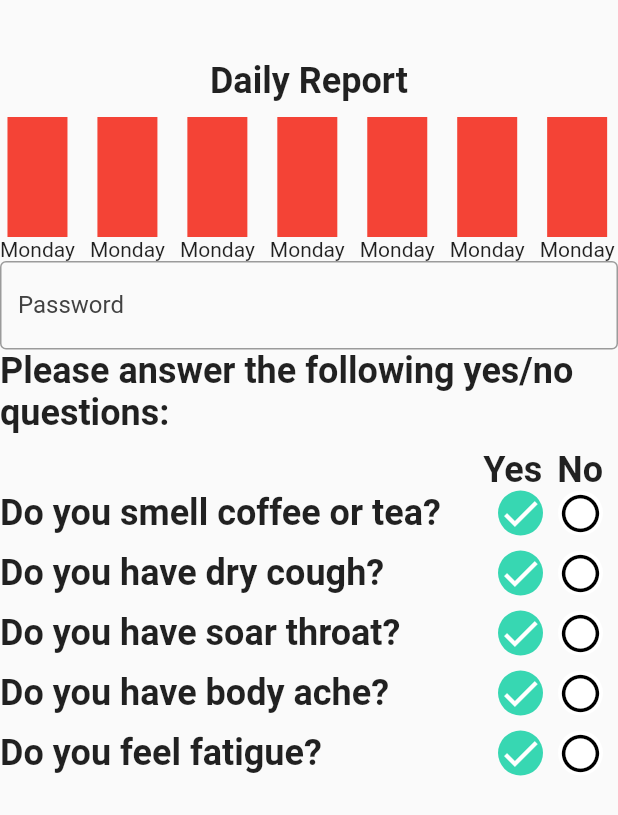
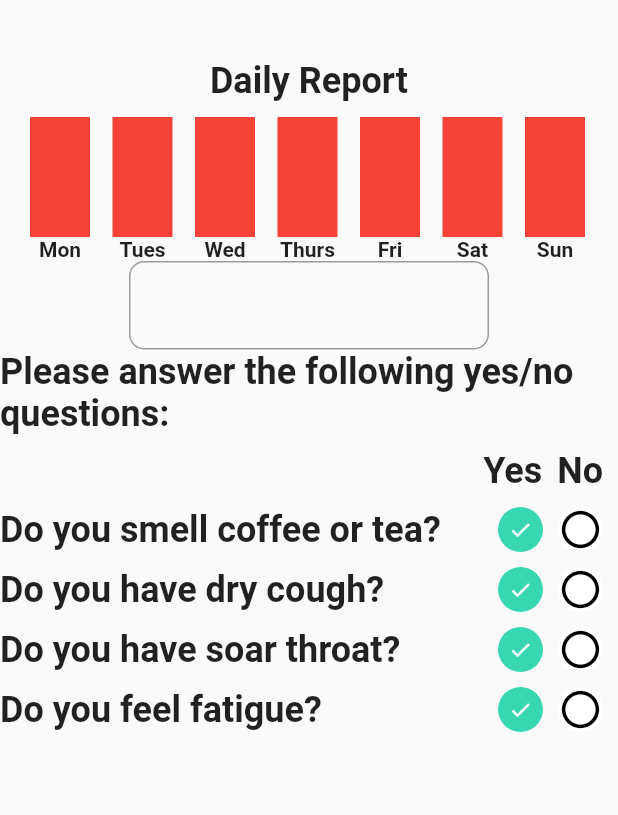
Before and after one commit to devenderbutani21/coronaVirusHomeChckup, a Flutter app: the screen it shows after launch, on a phone screen of 412 x 824 dp. Shown: the top 815 px of the screen. Run offline on Flutter 3.47's test engine with Material 2 defaults, Android fonts, the phone set to English and light mode, and no system bars.

Commit message:
Clean COde

```diff
--- a/lib/main.dart
+++ b/lib/main.dart
@@ -14,7 +14,7 @@ class MyApp extends StatelessWidget {
       title: 'Corona Virus Checkup',
       debugShowCheckedModeBanner: false,
       theme: ThemeData(
-        primarySwatch: Colors.blue,
+        // primarySwatch: Colors.red,
         visualDensity: VisualDensity.adaptivePlatformDensity,
       ),
       home: QuestionnaireScreen(),
--- a/lib/screens/questionnaire_screen.dart
+++ b/lib/screens/questionnaire_screen.dart
@@ -13,11 +13,28 @@ class QuestionnaireScreen extends StatefulWidget {
 class _QuestionnaireScreenState extends State<QuestionnaireScreen> {
   MediaQueryData mediaQuery;
 
+  var arr = [
+    'Do you smell coffee or tea?',
+    'Do you have dry cough?',
+    'Do you have soar throat?',
+    'Do you feel fatigue?'
+  ];
+
+  var days = [
+    'Mon',
+    'Tues',
+    'Wed',
+    'Thurs',
+    'Fri',
+    'Sat',
+    'Sun',
+  ];
+
   @override
   Widget build(BuildContext context) {
     return Scaffold(
-      resizeToAvoidBottomInset: false,
-      body: Column(
+      body: SingleChildScrollView(
+        child: Column(
           children: [
             SizedBox(
               height: 40,
@@ -28,34 +45,13 @@ class _QuestionnaireScreenState extends State<QuestionnaireScreen> {
             ),
             Row(
               children: [
-              GraphBarWidget(),
                 SizedBox(
-                width: 10,
+                  width: 20,
                 ),
-              GraphBarWidget(),
-              SizedBox(
-                width: 10,
-              ),
-              GraphBarWidget(),
-              SizedBox(
-                width: 10,
-              ),
-              GraphBarWidget(),
-              SizedBox(
-                width: 10,
-              ),
-              GraphBarWidget(),
-              SizedBox(
-                width: 10,
-              ),
-              GraphBarWidget(),
-              SizedBox(
-                width: 10,
-              ),
-              GraphBarWidget(),
+                for (var day in days) GraphBarWidget(day, true),
               ],
             ),
-          TextfieldWidget(2.0),
+            TextfieldWidget(0),
             TextWidget('Please answer the following yes/no questions:'),
             SizedBox(
               height: 10,
@@ -78,24 +74,12 @@ class _QuestionnaireScreenState extends State<QuestionnaireScreen> {
                 ),
               ],
             ),
-          QuestionYesNo('Do you smell coffee or tea?'),
             SizedBox(
               height: 10,
             ),
-          QuestionYesNo('Do you have dry cough?'),
-          SizedBox(
-            height: 10,
+            for (var ques in arr) QuestionYesNo(ques),
+          ],
         ),
-          QuestionYesNo('Do you have soar throat?'),
-          SizedBox(
-            height: 10,
-          ),
-          QuestionYesNo('Do you have body ache?'),
-          SizedBox(
-            height: 10,
-          ),
-          QuestionYesNo('Do you feel fatigue?'),
-        ],
       ),
     );
   }
--- a/lib/widgets/graphbar_widget.dart
+++ b/lib/widgets/graphbar_widget.dart
@@ -1,7 +1,11 @@
 import 'package:flutter/material.dart';
 
+class GraphBarWidget extends StatefulWidget {
+  String _text;
+  bool _tf;
 
-class GraphBarWidget extends StatefulWidget {
+  GraphBarWidget(this._text, this._tf);
+
   @override
   _GraphBarWidgetState createState() => _GraphBarWidgetState();
 }
@@ -9,14 +13,26 @@ class GraphBarWidget extends StatefulWidget {
 class _GraphBarWidgetState extends State<GraphBarWidget> {
   @override
   Widget build(BuildContext context) {
-    return Column(
+    return Row(
       children: [
-        Container(
-          height: 80,
-          width: 40,
-          color: Colors.red,
+        Column(
+          children: [
+            Container(
+              height: 80,
+              width: 40,
+              color: Colors.red,
+            ),
+            Text(
+              widget._text,
+              style: TextStyle(
+                fontWeight: FontWeight.bold,
+              ),
+            ),
+          ],
         ),
-        Text('Monday'),
+        SizedBox(
+          width: 15,
+        ),
       ],
     );
   }
--- a/lib/widgets/questionyesno_widget.dart
+++ b/lib/widgets/questionyesno_widget.dart
@@ -15,7 +15,9 @@ class QuestionYesNo extends StatefulWidget {
 class _QuestionYesNoState extends State<QuestionYesNo> {
   @override
   Widget build(BuildContext context) {
-    return Row(
+    return Column(
+      children: [
+        Row(
           children: <Widget>[
             Expanded(
               flex: 1,
@@ -30,6 +32,11 @@ class _QuestionYesNoState extends State<QuestionYesNo> {
               width: 10,
             ),
           ],
+        ),
+        SizedBox(
+          height: 10,
+        ),
+      ],
     );
   }
 }
--- a/lib/widgets/roundCheckboxButton.dart
+++ b/lib/widgets/roundCheckboxButton.dart
@@ -18,7 +18,7 @@ class RoundCheckboxButton extends StatelessWidget {
         child: isCompleted
             ? Icon(
                 Icons.check,
-                size: 30,
+                size: 16,
                 color: Colors.white,
               )
             : Icon(
--- a/lib/widgets/textfield_widget.dart
+++ b/lib/widgets/textfield_widget.dart
@@ -12,13 +12,17 @@ class TextfieldWidget extends StatefulWidget {
 class _TextfieldWidgetState extends State<TextfieldWidget> {
   @override
   Widget build(BuildContext context) {
-    return TextField(
-      obscureText: true,
-      decoration: InputDecoration(
-        border: OutlineInputBorder(),
-        labelText: 'Password',
-        labelStyle: new TextStyle(
-          color: const Color(0xFF424242),
+    return Container(
+      height: 60,
+      width: 240,
+      child: TextField(
+        decoration: InputDecoration(
+          border: OutlineInputBorder(
+            borderRadius: BorderRadius.circular(10.0),
+            borderSide: BorderSide(
+              color: widget._value > 2 ? Colors.black : Colors.red,
+            ),
+          ),
         ),
       ),
     );
```
Lines whose indentation alone changed are shown as unchanged.
